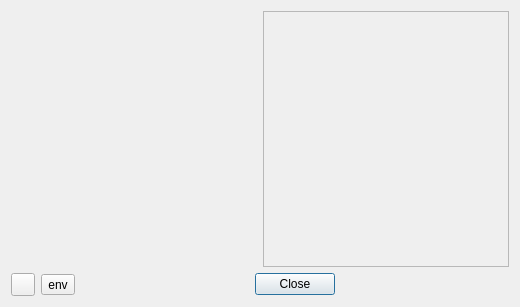
Above: Qt/lib/mainwindow/aboutbox/src/ui/aboutbox.ui from RinatB2017/mega_GIT before the change. Below: the same form after it.
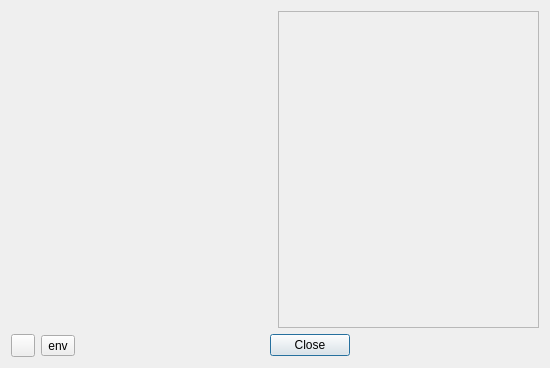
That is the form after the change. Icons and pictures are not drawn.

The edit to the form file:
```diff
--- a/Qt/lib/mainwindow/aboutbox/src/ui/aboutbox.ui
+++ b/Qt/lib/mainwindow/aboutbox/src/ui/aboutbox.ui
@@ -6,8 +6,8 @@
    <rect>
     <x>0</x>
     <y>0</y>
-    <width>520</width>
-    <height>307</height>
+    <width>550</width>
+    <height>368</height>
    </rect>
   </property>
   <property name="windowTitle">
```
Left out of the diff: 4 changed lines with no effect on the pictures.
